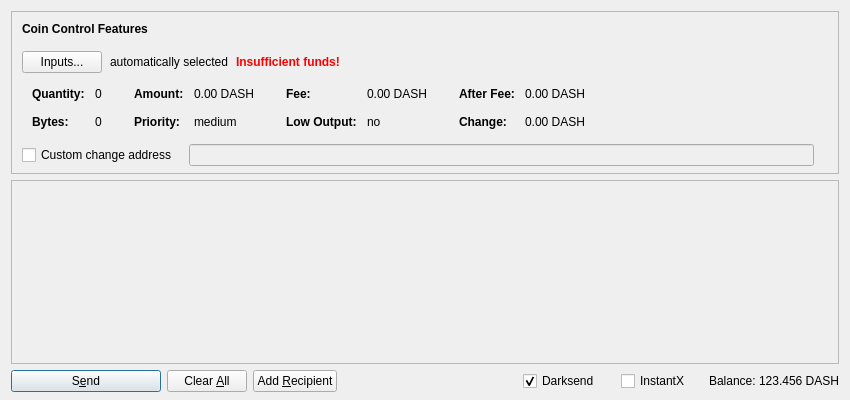
Old version of the form src/qt/forms/sendcoinsdialog.ui in the repository bolt-currency/BOLT.
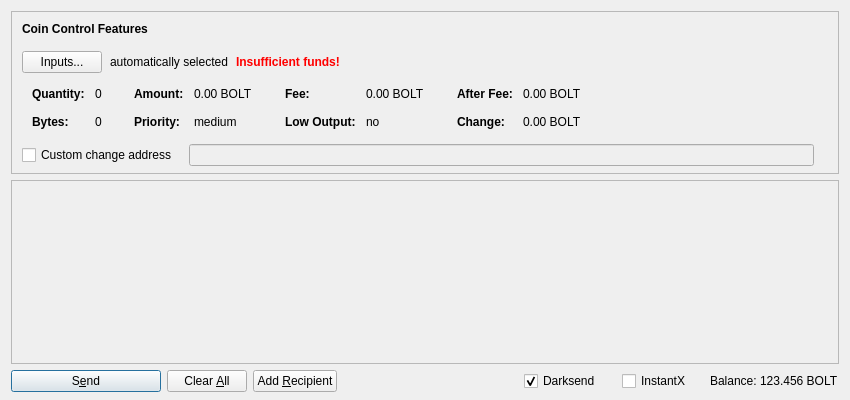
New version of the form. Icons and pictures are not drawn. Custom widgets are drawn as their Qt base class.

```diff
--- a/src/qt/forms/sendcoinsdialog.ui
+++ b/src/qt/forms/sendcoinsdialog.ui
@@ -321,7 +321,7 @@
                   <enum>Qt::ActionsContextMenu</enum>
                  </property>
                  <property name="text">
-                  <string notr="true">0.00 DASH</string>
+                  <string notr="true">0.00 BOLT</string>
                  </property>
                  <property name="textInteractionFlags">
                   <set>Qt::LinksAccessibleByMouse|Qt::TextSelectableByKeyboard|Qt::TextSelectableByMouse</set>
@@ -401,7 +401,7 @@
                   <enum>Qt::ActionsContextMenu</enum>
                  </property>
                  <property name="text">
-                  <string notr="true">0.00 DASH</string>
+                  <string notr="true">0.00 BOLT</string>
                  </property>
                  <property name="textInteractionFlags">
                   <set>Qt::LinksAccessibleByMouse|Qt::TextSelectableByKeyboard|Qt::TextSelectableByMouse</set>
@@ -481,7 +481,7 @@
                   <enum>Qt::ActionsContextMenu</enum>
                  </property>
                  <property name="text">
-                  <string notr="true">0.00 DASH</string>
+                  <string notr="true">0.00 BOLT</string>
                  </property>
                  <property name="textInteractionFlags">
                   <set>Qt::LinksAccessibleByMouse|Qt::TextSelectableByKeyboard|Qt::TextSelectableByMouse</set>
@@ -510,7 +510,7 @@
                   <enum>Qt::ActionsContextMenu</enum>
                  </property>
                  <property name="text">
-                  <string notr="true">0.00 DASH</string>
+                  <string notr="true">0.00 BOLT</string>
                  </property>
                  <property name="textInteractionFlags">
                   <set>Qt::LinksAccessibleByMouse|Qt::TextSelectableByKeyboard|Qt::TextSelectableByMouse</set>
@@ -791,7 +791,7 @@
           <cursorShape>IBeamCursor</cursorShape>
          </property>
          <property name="text">
-          <string notr="true">123.456 DASH</string>
+          <string notr="true">123.456 BOLT</string>
          </property>
          <property name="textInteractionFlags">
           <set>Qt::LinksAccessibleByMouse|Qt::TextSelectableByKeyboard|Qt::TextSelectableByMouse</set>
```
